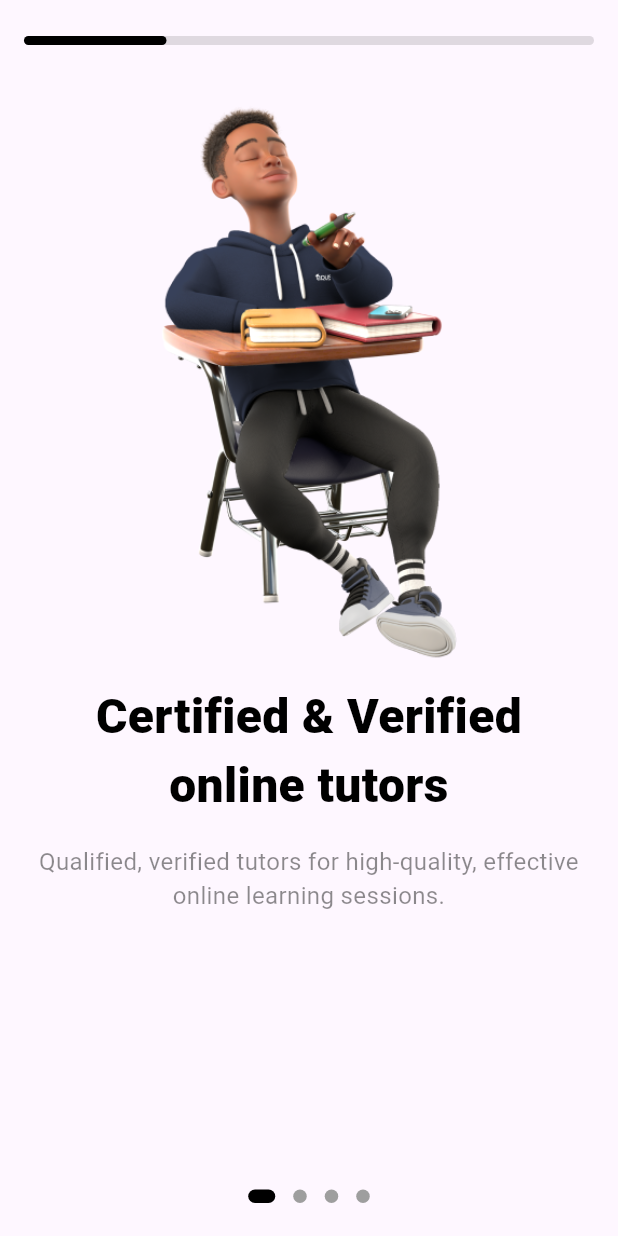
After one commit to eduslanka/EDUS-Tutor-Flutter, a Flutter app: the OnbordingScreen screen opened directly, on a phone screen of 412 x 824 dp. The commit adds this screen. Run offline on Flutter 3.47's test engine with Material 3 defaults, Android fonts, the phone set to English and light mode, and no system bars; drawn by our look-alikes of card_swiper, dots_indicator; our stand-ins replace badges, better_player, cached_network_image, device_info_plus, dio, extended_image and 31 more; missing offline and left inert: edge_alerts, eko_jitsi, file_utils, flutter_cupertino_date_picker_fork, flutter_inappwebview, flutter_paystack and 9 more; accounts and stored records are empty; network calls fail.

Commit message:
onboarding screen work complete

```diff
--- /dev/null
+++ b/lib/config/app_size.dart
@@ -0,0 +1,12 @@
+import 'package:flutter/cupertino.dart';
+
+double screenWidth(double size,BuildContext context){
+return ( MediaQuery.of(context).size.width/412)* size;
+}
+
+double screenHeight(double size,BuildContext context){
+return ( MediaQuery.of(context).size.height/804)* size;
+}
+
+SizedBox h8=SizedBox(height: 8,);
+SizedBox h16=SizedBox(height: 16,);
--- a/lib/screens/SplashScreen.dart
+++ b/lib/screens/SplashScreen.dart
@@ -11,6 +11,8 @@ import 'package:edus_tutor/utils/FunctinsData.dart';
 import 'package:edus_tutor/utils/Utils.dart';
 // Package imports:
 import 'package:shared_preferences/shared_preferences.dart';
+
+import 'onbording_screen.dart';
 
 class Splash extends StatefulWidget {
   const Splash({Key? key}) : super(key: key);
@@ -45,7 +47,7 @@ class _SplashState extends State<Splash> with SingleTickerProviderStateMixin {
           });
         } else {
           if (mounted) {
-            route = MaterialPageRoute(builder: (context) => const LoginScreen());
+            route = MaterialPageRoute(builder: (context) => const OnbordingScreen());
             Navigator.pushReplacement(context, route);
           }
         }
--- /dev/null
+++ b/lib/screens/onbording_screen.dart
@@ -0,0 +1,185 @@
+import 'package:dots_indicator/dots_indicator.dart';
+import 'package:edus_tutor/config/app_size.dart';
+import 'package:edus_tutor/screens/Login.dart';
+import 'package:flutter/material.dart';
+import 'package:card_swiper/card_swiper.dart';
+import 'package:flutter/widgets.dart';
+
+class OnbordingScreen extends StatefulWidget {
+  const OnbordingScreen({Key? key}) : super(key: key);
+
+  @override
+  State<OnbordingScreen> createState() => _OnbordingScreenState();
+}
+
+class _OnbordingScreenState extends State<OnbordingScreen> {
+  List<String> images = [
+    'assets/images/Chair with pen in hand with book on table (Chilling).png',
+    'assets/images/Frame 7.png',
+    'assets/images/Frame 95.png',
+    'assets/images/Frame 96.png'
+  ];
+  List<String> heading = [
+    'Certified & Verified online tutors',
+    'Quality Assured  Classes',
+    'Results are guaranteed',
+    'Join now, unlock your full potential!'
+  ];
+  List<Widget> subtitle = [
+
+
+
+
+  ];
+Widget getWidget(int index){
+  if(index==0){
+    return  const Text(
+      'Qualified, verified tutors for high-quality, effective online learning sessions.',
+      style: TextStyle(
+          fontWeight: FontWeight.w400, fontSize: 16, color: Colors.black45),
+      textAlign: TextAlign.center,
+    );
+  }else if(index==1){return  const Text(
+      'Qualified, verified tutors for high-quality, effective online learning sessions.',
+      style: TextStyle(
+          fontWeight: FontWeight.w400, fontSize: 16, color: Colors.black45),
+      textAlign: TextAlign.center,
+    );}else if(index==2){
+      return const Text(
+      'Qualified, verified tutors for high-quality, effective online learning sessions.',
+      style: TextStyle(
+          fontWeight: FontWeight.w400, fontSize: 16, color: Colors.black45),
+      textAlign: TextAlign.center,
+    );
+    }else{
+      return  loginButton();
+    }
+}
+  final SwiperController _swiperController = SwiperController();
+
+  int _currentIndex = 0;
+
+  @override
+  Widget build(BuildContext context) {
+    return Scaffold(
+      body: SafeArea(
+        child: Padding(
+          padding: const EdgeInsets.all(16.0),
+          child: Column(
+            crossAxisAlignment: CrossAxisAlignment.center,
+            children: [
+              h8,
+              leaniarBar(),
+              h8,
+              Expanded(
+                child: Swiper(
+                  itemCount: images.length,
+                  loop: false,
+                  controller: _swiperController,
+                  onIndexChanged: (index) {
+                    setState(() {
+                      _currentIndex = index;
+                    });
+                  },
+                  itemBuilder: (context, index) {
+                    return centerContainer(
+                        images[index], heading[index], getWidget(index));
+                  },
+                ),
+              ),
+              const SizedBox(height: 16),
+              DotsIndicator(
+                dotsCount: images.length,
+                position: _currentIndex,
+                decorator: DotsDecorator(
+                  color: Colors.grey,
+                  activeColor: Colors.black,
+                  size: const Size.square(9.0),
+                  activeSize: const Size(18.0, 9.0),
+                  activeShape: RoundedRectangleBorder(
+                    borderRadius: BorderRadius.circular(5.0),
+                  ),
+                ),
+              ),
+            ],
+          ),
+        ),
+      ),
+    );
+  }
+
+  Widget loginButton() {
+    return GestureDetector(
+      onTap: (){
+        Route route;
+          route = MaterialPageRoute(builder: (context) => const LoginScreen());
+            Navigator.pushReplacement(context, route);
+      },
+      child: Container(
+        width: screenWidth(380, context),
+        height: screenHeight(50, context),
+        decoration: BoxDecoration(borderRadius: BorderRadius.circular(24),color: const Color(0xff053EFF)),
+        child: const Center(child: Text('Log in',style: TextStyle(color: Colors.white),)),
+      ),
+    );
+  }
+
+  Widget centerContainer(String image, String heading, Widget sub) {
+    return Container(
+      width: screenWidth(380, context),
+      height: screenHeight(700, context),
+      child: Column(
+        children: [
+          h16,
+          h16,
+          Container(
+            width: screenWidth(287, context),
+            height: screenHeight(360, context),
+            decoration: BoxDecoration(
+              image: DecorationImage(
+                image: AssetImage(image),
+                fit: BoxFit.contain,
+              ),
+            ),
+          ),
+          h16,
+          SizedBox(
+            width: screenWidth(380, context),
+            child: Text(
+              heading,
+              style: const TextStyle(
+                  fontWeight: FontWeight.w900,
+                  fontSize: 32,
+                  color: Colors.black),
+              textAlign: TextAlign.center,
+            ),
+          ),h16,
+          SizedBox(
+            width: screenWidth(380, context),
+            child: sub,
+          ),
+        ],
+      ),
+    );
+  }
+
+  Widget leaniarBar() {
+    return Stack(
+      children: [
+        Container(
+          width: screenWidth(380, context),
+          height: 6,
+          decoration: BoxDecoration(
+              borderRadius: BorderRadius.circular(15), color: Colors.black12),
+        ),
+        AnimatedContainer(
+          duration: const Duration(milliseconds: 500),
+          width: screenWidth((380 / 4)*(_currentIndex+1), context),
+          height: 6,
+          decoration: BoxDecoration(
+              borderRadius: BorderRadius.circular(15), color: Colors.black),
+        )
+      ],
+    );
+  }
+}
--- a/lib/utils/FunctinsData.dart
+++ b/lib/utils/FunctinsData.dart
@@ -92,22 +92,29 @@ import '../screens/virtual_class/virtual_class_main.dart';
 
 class AppFunction {
   static var students = [
+    'Class',
+    'Notice',
+    'Subjects',
+    'Study Materials',
     'Homework',
-    'Study Materials',
+    'Lesson',
+    'Examination',
+    'Online Exam',
    // 'Timeline',
     'Attendance',
+     'Leave',
     'Wallet',
-    'Examination',
-    'Online Exam',
-    'Lesson',
-    'Leave',
-    'Notice',
-    'Subjects',
+
+
+
+
+
+
     //'Teacher',
    // 'Library',
    // 'Transport',
   //  'Dormitory',
-    'Class',
+
     'Settings',
   ];
   static var studentIcons = [
--- a/pubspec.yaml
+++ b/pubspec.yaml
@@ -90,6 +90,8 @@ dependencies:
   flutter_html: ^2.2.1
   change_app_package_name: ^1.1.0
   image_picker: ^1.0.4
+  dots_indicator: ^3.0.0
+  card_swiper: ^3.0.1
 
 dev_dependencies:
   flutter_test:
```
Also changed, not shown: assets/images/Chair with pen in hand with book on table (Chilling).png (added), assets/images/Frame 7.png (added), assets/images/Frame 95.png (added), assets/images/Frame 96.png (added), pubspec.lock.
